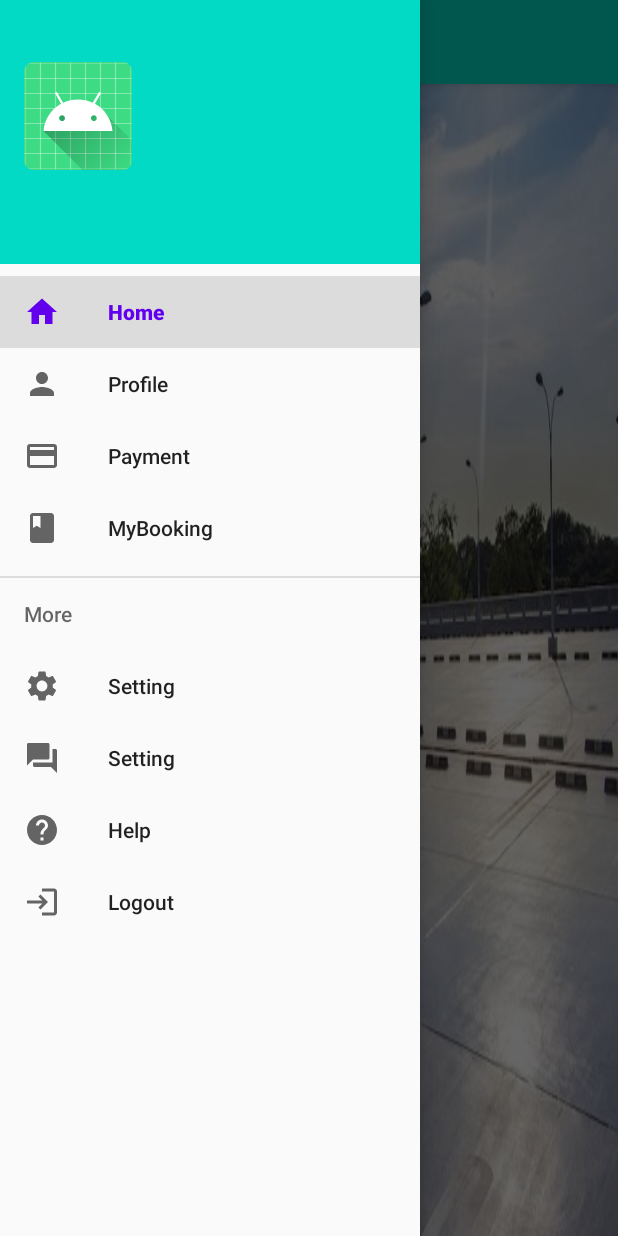
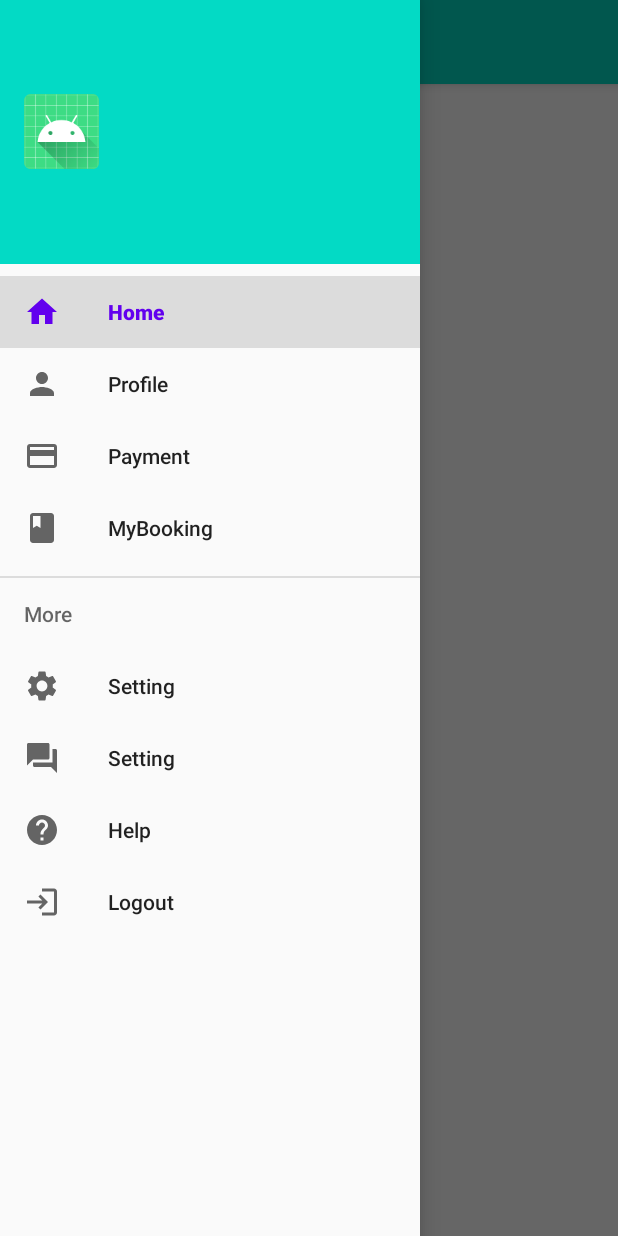
Before and after one commit to wjingyao/CZ2006, an Android app: the screen it shows after launch (MainActivity), with the side drawer open, on a phone screen of 412 x 824 dp. Run offline under Robolectric (Android 15) with nearby library versions, the phone set to English and light mode, and no system bars; our stand-ins replace Firebase (no records; nobody signed in at launch, a user with empty details on screens opened directly).

Commit message:
LoginRegisterSessionDone

```diff
--- a/IvanAndroidStudio/app/src/main/java/com/example/groupprojectcmi/MainActivity.java
+++ b/IvanAndroidStudio/app/src/main/java/com/example/groupprojectcmi/MainActivity.java
@@ -15,17 +15,23 @@ import android.widget.TextView;
 import com.google.android.material.navigation.NavigationView;
 import com.google.firebase.auth.FirebaseAuth;
 
+import android.view.Window;
+
 import org.w3c.dom.Text;
 
 public class MainActivity extends AppCompatActivity implements NavigationView.OnNavigationItemSelectedListener{
-
+    String sessionId;
     private DrawerLayout drawer;
+    TextView txt_Session;
 
 
     @Override
     protected void onCreate(Bundle savedInstanceState) {
         super.onCreate(savedInstanceState);
         setContentView(R.layout.activity_main);
+        sessionId = getIntent().getStringExtra("SESSION_ID");
+
+
 
         Toolbar toolbar = findViewById(R.id.toolbar);
         setSupportActionBar(toolbar);
@@ -39,6 +45,9 @@ public class MainActivity extends AppCompatActivity implements NavigationView.On
                 R.string.navigation_drawer_open, R.string.navigation_drawer_close);
         drawer.addDrawerListener(toggle);
         toggle.syncState();
+
+        txt_Session = (TextView)navigationView.getHeaderView(0).findViewById(R.id.text_sessionId);
+        txt_Session.setText(sessionId);
 
         //this code is to show my intended first page to the user when the app in turn on
         if (savedInstanceState == null) {
--- a/IvanAndroidStudio/app/src/main/res/layout/activity_register_u_i.xml
+++ b/IvanAndroidStudio/app/src/main/res/layout/activity_register_u_i.xml
@@ -4,7 +4,7 @@
     xmlns:tools="http://schemas.android.com/tools"
     android:layout_width="match_parent"
     android:layout_height="match_parent"
-    android:background="@drawable/carpark_background"
+    android:background="@color/white"
     tools:context=".registerUI">
 
     <ScrollView
--- a/IvanAndroidStudio/app/src/main/res/layout/fragment_home.xml
+++ b/IvanAndroidStudio/app/src/main/res/layout/fragment_home.xml
@@ -2,7 +2,7 @@
 <RelativeLayout xmlns:android="http://schemas.android.com/apk/res/android"
     android:layout_width="match_parent"
     android:layout_height="match_parent"
-    android:background="@drawable/carpark_background">
+    android:background="@color/white">
 
     <LinearLayout
         android:layout_width="match_parent"
--- a/IvanAndroidStudio/app/src/main/res/layout/fragment_mybooking.xml
+++ b/IvanAndroidStudio/app/src/main/res/layout/fragment_mybooking.xml
@@ -2,7 +2,7 @@
 <RelativeLayout xmlns:android="http://schemas.android.com/apk/res/android"
     android:layout_width="match_parent"
     android:layout_height="match_parent"
-    android:background="@drawable/carpark_background">
+    android:background="@color/white">
 
     <LinearLayout
         android:layout_width="match_parent"
--- a/IvanAndroidStudio/app/src/main/res/layout/fragment_payment.xml
+++ b/IvanAndroidStudio/app/src/main/res/layout/fragment_payment.xml
@@ -2,7 +2,7 @@
 <RelativeLayout xmlns:android="http://schemas.android.com/apk/res/android"
     android:layout_width="match_parent"
     android:layout_height="match_parent"
-    android:background="@drawable/carpark_background">
+    android:background="@color/white">
 
     <LinearLayout
         android:layout_width="match_parent"
--- a/IvanAndroidStudio/app/src/main/res/layout/fragment_profile.xml
+++ b/IvanAndroidStudio/app/src/main/res/layout/fragment_profile.xml
@@ -2,7 +2,7 @@
 <RelativeLayout xmlns:android="http://schemas.android.com/apk/res/android"
     android:layout_width="match_parent"
     android:layout_height="match_parent"
-    android:background="@drawable/carpark_background">
+    android:background="@color/white">
 
     <ScrollView
         android:layout_width="match_parent"
--- a/IvanAndroidStudio/app/src/main/res/layout/nav_header.xml
+++ b/IvanAndroidStudio/app/src/main/res/layout/nav_header.xml
@@ -1,31 +1,29 @@
 <?xml version="1.0" encoding="utf-8"?>
-<LinearLayout xmlns:android="http://schemas.android.com/apk/res/android"
+<RelativeLayout xmlns:android="http://schemas.android.com/apk/res/android"
     android:layout_width="match_parent"
     android:layout_height="176dp"
-    android:gravity="bottom"
+
     android:background="@color/teal_200"
 
     android:padding="16dp"
-    android:theme="@style/ThemeOverlay.AppCompat.Dark"
-    android:orientation="vertical">
+    android:theme="@style/ThemeOverlay.AppCompat.Dark">
 
     <ImageView
-        android:layout_width="wrap_content"
-        android:layout_height="wrap_content"
-        android:src="@mipmap/ic_launcher_round"/>
+        android:layout_width="50dp"
+        android:layout_height="50dp"
+        android:layout_centerVertical="true"
+        android:layout_marginTop="41dp"
+        android:src="@mipmap/ic_launcher_round" />
+
 
     <TextView
-        android:id="@+id/header_name1"
-        android:layout_width="wrap_content"
-        android:layout_height="wrap_content"
-        android:paddingTop="8dp"
-        />
+        android:id="@+id/text_sessionId"
+        android:layout_width="154dp"
+        android:layout_height="30dp"
+        android:layout_centerVertical="true"
+        android:layout_marginTop="43dp"
+        android:layout_marginLeft="55dp"
+        android:textColor="@color/white"
+        android:textSize="20dp" />
 
-    <TextView
-        android:id="@+id/header_email1"
-        android:layout_width="wrap_content"
-        android:layout_height="wrap_content"
-        />
-
-
-</LinearLayout>
+</RelativeLayout>
--- a/IvanAndroidStudio/app/src/main/res/values-v21/styles.xml
+++ b/IvanAndroidStudio/app/src/main/res/values-v21/styles.xml
@@ -1,4 +1,7 @@
 <?xml version="1.0" encoding="utf-8"?>
 <resources>
+    <style name="AppTheme" parent="Theme.AppCompat.Light.DarkActionBar">
+        <item name="colorPrimaryDark">@color/teal_200</item>
+    </style>
 
 </resources>
```
Also changed, not shown: IvanAndroidStudio/app/src/main/AndroidManifest.xml (+13 -8 lines), IvanAndroidStudio/app/src/main/java/com/example/groupprojectcmi/loginUI.java (+76 -10 lines), IvanAndroidStudio/app/src/main/java/com/example/groupprojectcmi/registerUI.java (+5 -3 lines), IvanAndroidStudio/app/src/main/res/layout/activity_login_u_i.xml (+6 -6 lines), 1 other file.
